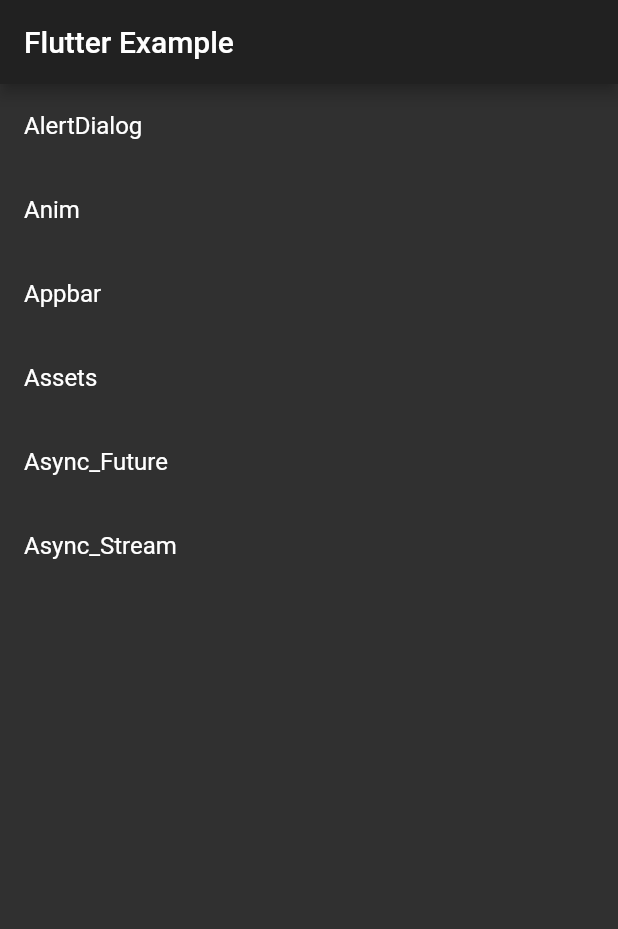
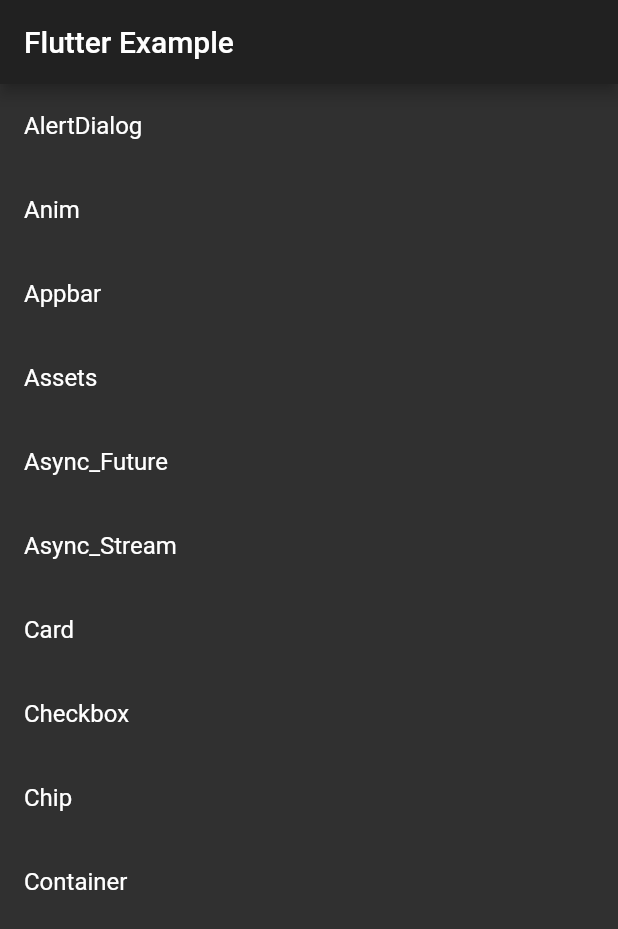
Before and after one commit to labyrintos71/Flutter_201912_ExampleCode, a Flutter app: the screen it shows after launch, on a phone screen of 412 x 824 dp. Shown: the top 929 px of the screen. Run offline on Flutter 3.47's test engine with Material 2 defaults, Android fonts, the phone set to English and light mode, and no system bars; our stand-ins replace flutter_svg, package_info, shared_preferences, string_scanner, transparent_image, webview_flutter; missing offline and left inert: youtube_player; project files that could hold a hidden picture were left out.

Commit message:
c까지 추가

```diff
--- a/examplecode/lib/main.dart
+++ b/examplecode/lib/main.dart
@@ -1,5 +1,6 @@
 import 'package:examplecode/page/assets/AssetsPage.dart';
 import 'package:examplecode/page/main_page.dart';
+
 ///Create by Flutter open
 import 'package:flutter/material.dart';
 import 'package:examplecode/page/_page.dart';
@@ -22,8 +23,7 @@
         "/assets": (context) => AssetsPage(),
         "/async_future": (context) => FuturePage(),
         "/async_stream": (context) => StreamBuilderPage(),
-
-        PageName.ANIM_CONTAINER: (context) => AnimatedContainerPage(),
+        "/anim_container": (context) => AnimatedContainerPage(),
         PageName.ANIM_CROSS_FADE: (context) => AnimCrossFadePage(),
         PageName.ANIM_HERO: (context) => HeroPage(),
         PageName.ANIM_FADE_TRANS: (context) => FadeTransitionPage(),
@@ -37,9 +37,11 @@
         PageName.ANIM_PYH_MODEL: (context) => PyhModelPage(),
         PageName.ANIM_OPACITY: (context) => AnimOpacityPage(),
 
+        "/chip": (context) => ChipPage(),
+        "/card": (context) => CardPage(),
+        "/checkbox": (context) => CheckBoxPage(),
+        "/container": (context) => ContainerPage(),
 
-
-        PageName.CONTAINER: (context) => ContainerPage(),
         PageName.TEXT: (context) => TextPage(),
         PageName.IMAGE: (context) => ImagePage(),
         PageName.ROW_COLUMN: (context) => RowColumnPage(),
@@ -50,7 +52,8 @@
         PageName.PLACE_HOLDER: (context) => PlaceHolderPage(),
         PageName.BOTTOM_NAV_BAR: (context) => BottomNavBarPage(),
         PageName.TAB_VIEW: (context) => TabBarViewPage(),
-        PageName.FLOATING_ACTION_BUTTON: (context) => FloatingActionButtonPage(),
+        PageName.FLOATING_ACTION_BUTTON: (context) =>
+            FloatingActionButtonPage(),
         PageName.DROP_DOWN_BUTTON: (context) => DropDownButtonPage(),
         PageName.POPUP_MENU_BUTTON: (context) => PopupMenuButtonPage(),
         PageName.STACK: (context) => StackPage(),
@@ -59,10 +62,7 @@
         PageName.EXPANSION_PANEL: (context) => ExpansionPage(),
         PageName.SNACK_BAR: (context) => SnackPage(),
         PageName.TEXT_FIELD: (context) => TextFieldPage(),
-        PageName.CHIP: (context) => ChipPage(),
         PageName.SLIDER: (context) => SliderPage(),
-        PageName.CHECK_BOX: (context) => CheckBoxPage(),
-        PageName.CARD: (context) => CardPage(),
         PageName.TOOLTIP: (context) => TooltipPage(),
         PageName.DATA_TABLE: (context) => DataTablePage(),
         PageName.PROGRESS_INDICATOR: (context) => ProgressIndicatorPage(),
--- a/examplecode/lib/page/main_page.dart
+++ b/examplecode/lib/page/main_page.dart
@@ -38,6 +38,23 @@
             title: Text("Async_Stream"),
             onTap: () => Navigator.pushNamed(context, "/async_stream"),
           ),
+          ListTile(
+            title: Text("Card"),
+            onTap: () => Navigator.pushNamed(context, "/card"),
+          ),
+          ListTile(
+            title: Text("Checkbox"),
+            onTap: () => Navigator.pushNamed(context, "/checkbox"),
+          ),
+          ListTile(
+            title: Text("Chip"),
+            onTap: () => Navigator.pushNamed(context, "/chip"),
+          ),
+          ListTile(
+            title: Text("Container"),
+            onTap: () => Navigator.pushNamed(context, "/container"),
+          ),
+
         ],
       ),
     );
```
